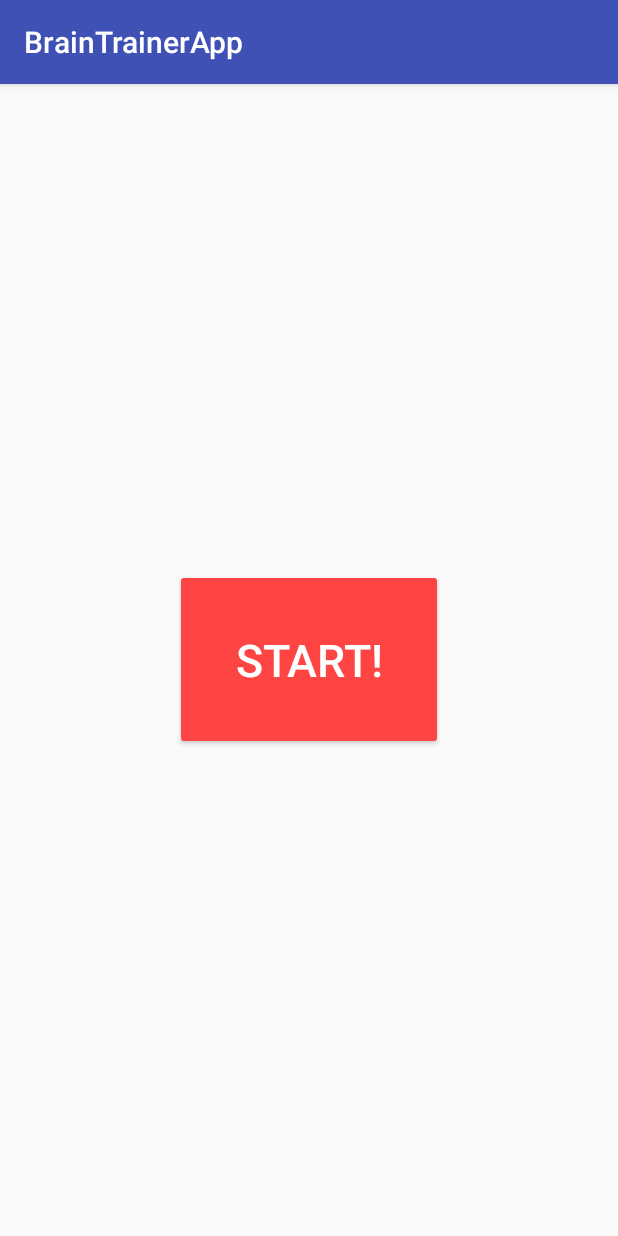
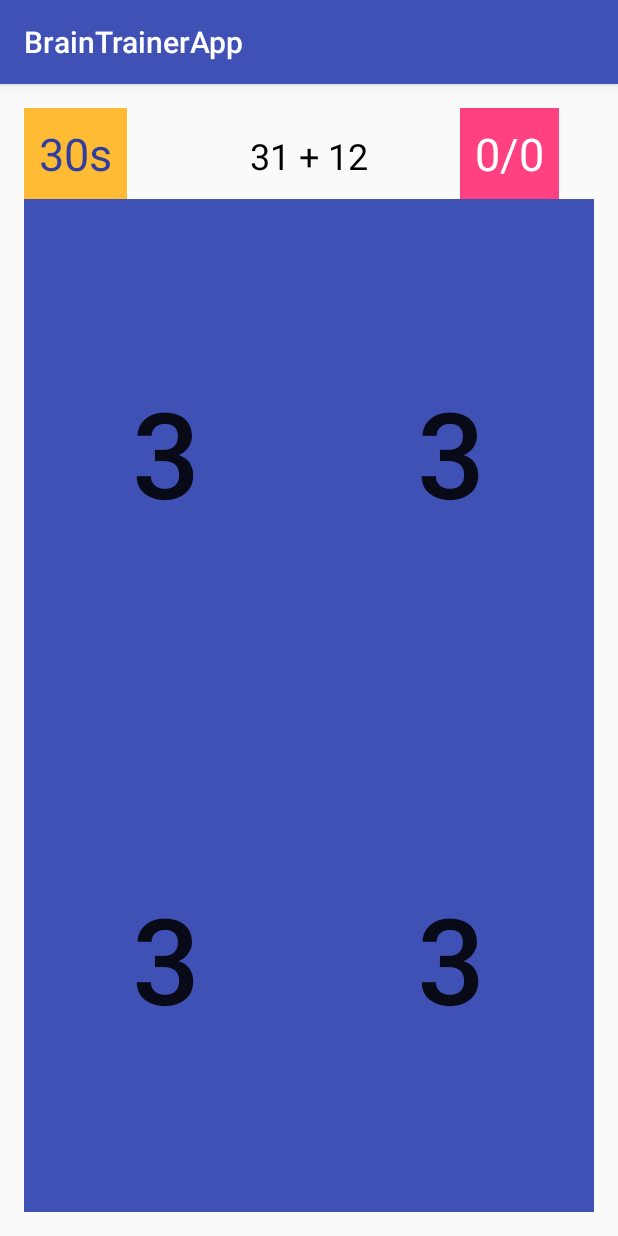
Before and after one commit to rudiss/BrainTrainer-AndroidApp, an Android app: the screen it shows after launch (MainActivity), on a phone screen of 412 x 824 dp. Run offline under Robolectric (Android 15) with nearby library versions, the phone set to English and light mode, and no system bars.

Commit message:
add main buttons and times

```diff
--- a/app/src/main/java/com/rudisdev/braintrainerapp/MainActivity.java
+++ b/app/src/main/java/com/rudisdev/braintrainerapp/MainActivity.java
@@ -7,7 +7,7 @@ import android.widget.Button;
 
 public class MainActivity extends AppCompatActivity {
 
-     Button startButton;
+    Button startButton;
 
     public void start(View view){
 
@@ -20,5 +20,7 @@ public class MainActivity extends AppCompatActivity {
     protected void onCreate(Bundle savedInstanceState) {
         super.onCreate(savedInstanceState);
         setContentView(R.layout.activity_main);
+
+        startButton = (Button)findViewById(R.id.startButton);
     }
 }
--- a/app/src/main/res/layout/activity_main.xml
+++ b/app/src/main/res/layout/activity_main.xml
@@ -22,5 +22,120 @@
         android:layout_centerVertical="true"
         android:layout_centerHorizontal="true"
         android:backgroundTint="@android:color/holo_red_light"
-        android:onClick="start" />
+        android:onClick="start"
+        tools:ignore="UnusedAttribute"
+        android:visibility="invisible" />
+
+    <TextView
+        android:text="30s"
+        android:layout_width="wrap_content"
+        android:layout_height="wrap_content"
+        android:layout_alignParentTop="true"
+        android:layout_alignParentLeft="true"
+        android:layout_alignParentStart="true"
+        android:id="@+id/timerTextView"
+        android:textSize="30sp"
+        android:backgroundTint="@android:color/holo_orange_light"
+        android:padding="10dp"
+        tools:targetApi="lollipop"
+        tools:ignore="HardcodedText"
+        android:background="?android:attr/colorPressedHighlight"
+        android:textColor="?attr/actionModeSplitBackground"
+        android:textAllCaps="false"
+        android:textAlignment="center" />
+
+    <TextView
+        android:text="0/0"
+        android:layout_width="wrap_content"
+        android:layout_height="wrap_content"
+        android:id="@+id/pointsTextView"
+        android:textSize="30sp"
+        android:layout_marginLeft="11dp"
+        android:layout_marginStart="11dp"
+        android:layout_alignParentTop="true"
+        android:layout_toRightOf="@+id/startButton"
+        android:layout_toEndOf="@+id/startButton"
+        android:padding="10dp"
+        android:background="@color/colorAccent"
+        android:textColor="@android:color/background_light" />
+
+    <TextView
+        android:text="31 + 12"
+        android:layout_width="wrap_content"
+        android:layout_height="wrap_content"
+        android:id="@+id/sumTextView"
+        android:textSize="24sp"
+        android:padding="15dp"
+        android:layout_alignParentTop="true"
+        android:layout_centerHorizontal="true"
+        android:textColor="@android:color/background_dark" />
+
+    <GridLayout
+        android:layout_width="match_parent"
+        android:layout_height="match_parent"
+        android:layout_below="@+id/timerTextView"
+        android:layout_alignParentLeft="true"
+        android:layout_alignParentStart="true">
+
+        <Button
+            android:text="3"
+            android:layout_width="wrap_content"
+            android:layout_height="wrap_content"
+            android:layout_column="0"
+            android:layout_row="0"
+            android:layout_columnWeight="1"
+            android:layout_rowWeight="1"
+            android:layout_gravity="fill"
+            android:tag="0"
+            android:id="@+id/button2"
+            android:textSize="80dp"
+            android:background="@color/colorPrimary"
+            android:onClick="chooseAnswer" />
+
+        <Button
+            android:text="3"
+            android:layout_width="wrap_content"
+            android:layout_height="wrap_content"
+            android:layout_column="1"
+            android:layout_row="0"
+            android:layout_columnWeight="1"
+            android:layout_rowWeight="1"
+            android:layout_gravity="fill"
+            android:tag="1"
+            android:id="@+id/button2"
+            android:textSize="80dp"
+            android:background="@color/colorPrimary"
+            android:onClick="chooseAnswer" />
+
+        <Button
+            android:text="3"
+            android:layout_width="wrap_content"
+            android:layout_height="wrap_content"
+            android:layout_column="0"
+            android:layout_row="1"
+            android:layout_columnWeight="1"
+            android:layout_rowWeight="1"
+            android:layout_gravity="fill"
+            android:tag="2"
+            android:id="@+id/button2"
+            android:textSize="80dp"
+            android:background="@color/colorPrimary"
+            android:onClick="chooseAnswer" />
+
+        <Button
+            android:text="3"
+            android:layout_width="wrap_content"
+            android:layout_height="wrap_content"
+            android:layout_column="1"
+            android:layout_row="1"
+            android:layout_columnWeight="1"
+            android:layout_rowWeight="1"
+            android:layout_gravity="fill"
+            android:tag="3"
+            android:id="@+id/button2"
+            android:textSize="80dp"
+            android:background="@color/colorPrimary"
+            android:onClick="chooseAnswer" />
+    </GridLayout>
+
 </RelativeLayout>
--- a/app/src/main/res/values/colors.xml
+++ b/app/src/main/res/values/colors.xml
@@ -1,6 +1,6 @@
 <?xml version="1.0" encoding="utf-8"?>
 <resources>
-    <color name="colorPrimary">#3F51B5</color>
-    <color name="colorPrimaryDark">#303F9F</color>
-    <color name="colorAccent">#FF4081</color>
+    <color name="colorPrimary">#3f51b5</color>
+    <color name="colorPrimaryDark">#303f9f</color>
+    <color name="colorAccent">#ff4081</color>
 </resources>
```
